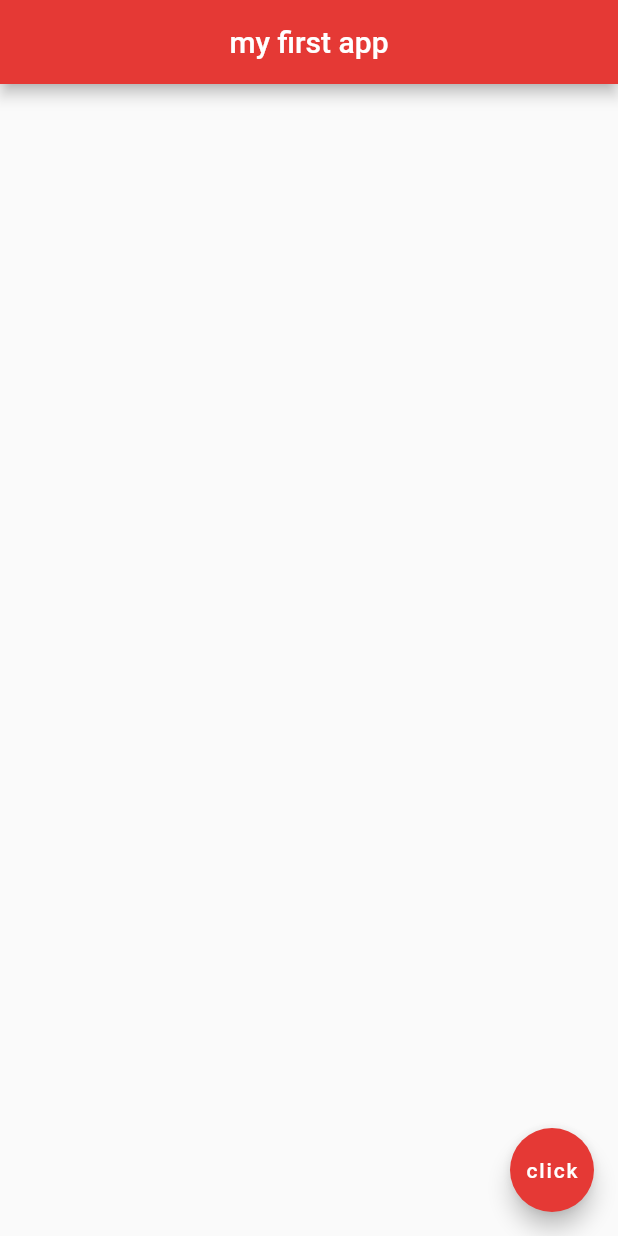
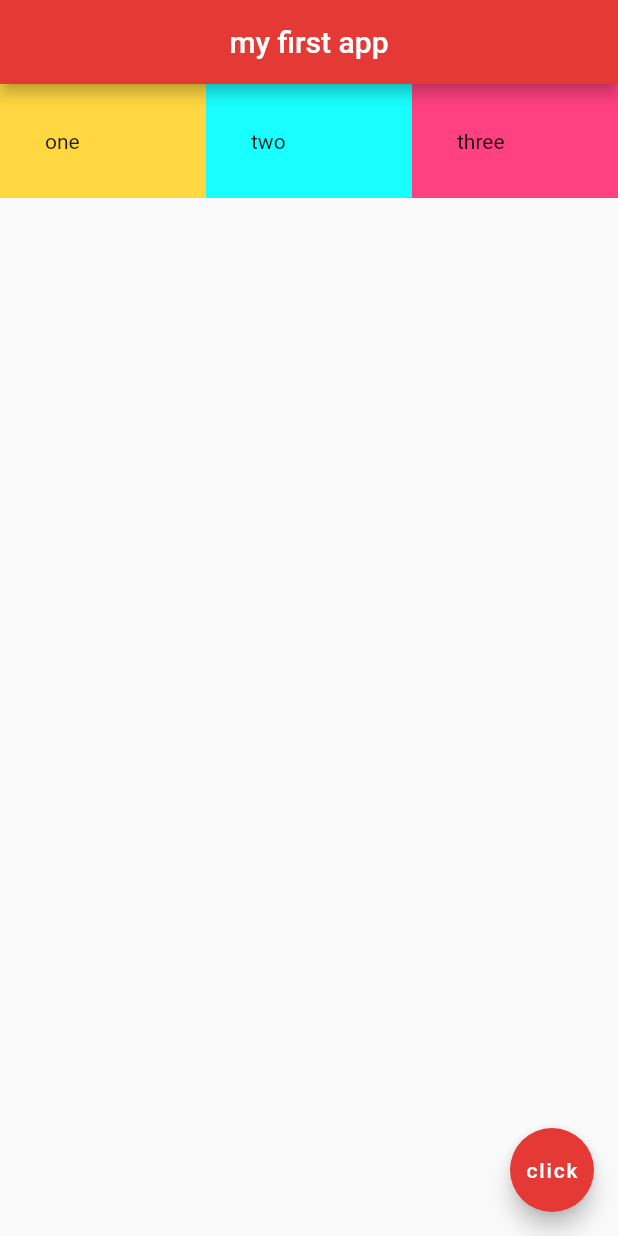
Before and after one commit to kwakyebrilliant/flutterapp, a Flutter app: the screen it shows after launch, on a phone screen of 412 x 824 dp. Run offline on Flutter 3.47's test engine with Material 2 defaults, Android fonts, the phone set to English and light mode, and no system bars.

Commit message:
expanded

```diff
--- a/lib/main.dart
+++ b/lib/main.dart
@@ -17,9 +17,27 @@ class Home extends StatelessWidget {
       ),
       body: Row(
         children: <Widget>[
-          Container(),
-          Container(),
-          Container(),
+          Expanded(
+            child: Container(
+              padding: const EdgeInsets.all(30.0),
+              color: Colors.amberAccent,
+              child: const Text('one'),
+            ),
+          ),
+          Expanded(
+            child: Container(
+              padding: const EdgeInsets.all(30.0),
+              color: Colors.cyanAccent,
+              child: const Text('two'),
+            ),
+          ),
+          Expanded(
+            child: Container(
+              padding: const EdgeInsets.all(30.0),
+              color: Colors.pinkAccent,
+              child: const Text('three'),
+            ),
+          ),
         ],
       ),
       floatingActionButton: FloatingActionButton(
```
